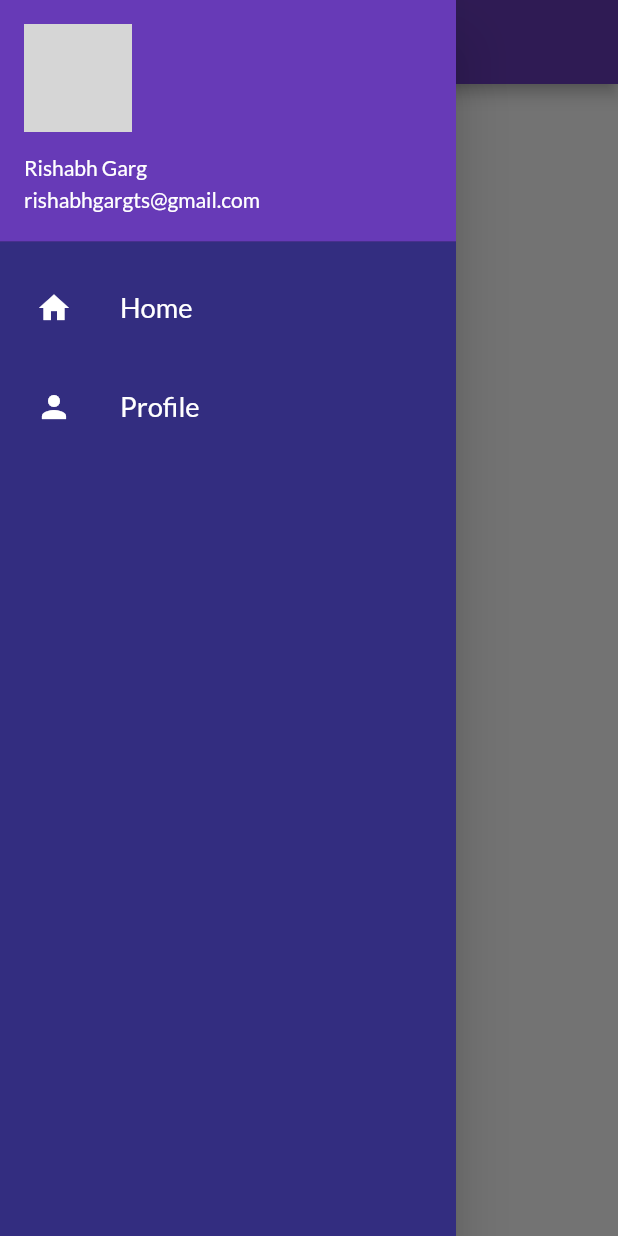
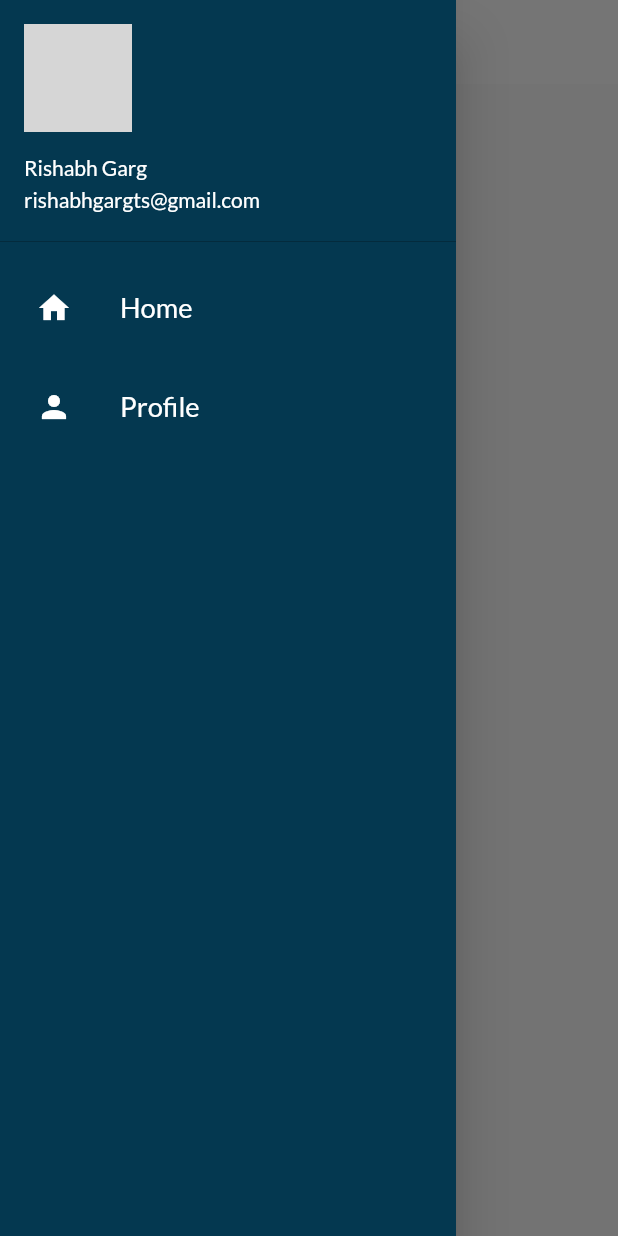
Before and after one commit to rishabh-arch/flutter_learnings, a Flutter app: the screen it shows after launch, with the side drawer open, on a phone screen of 412 x 824 dp. Run offline on Flutter 3.47's test engine with Material 2 defaults, Android fonts, the phone set to English and light mode, and no system bars; our stand-ins replace google_fonts; network calls fail; grey boxes are pictures that could not be loaded.

Commit message:
sidebar color setting

```diff
--- a/lib/main.dart
+++ b/lib/main.dart
@@ -27,6 +27,19 @@ class MyApp extends StatelessWidget {
         textTheme: GoogleFonts.latoTextTheme(
           Theme.of(context).textTheme,
         ),
+        appBarTheme:const AppBarTheme(
+          color: Colors.white,
+          elevation: 0.0,
+          iconTheme: IconThemeData(
+            color: Colors.black,
+          ),
+          titleTextStyle: TextStyle(
+            color: Colors.black,
+            fontSize: 20,
+            // alignSelf: Alignment.center,
+
+          ),
+        ),
       ),
       darkTheme:  ThemeData(
    brightness: Brightness.dark,
--- a/lib/pages/home_page.dart
+++ b/lib/pages/home_page.dart
@@ -11,19 +11,26 @@ class HomePage extends StatelessWidget {
     return Scaffold(
       appBar: AppBar(
         title: const Text('Khamakha'),
-        // centerTitle: true,
+        centerTitle: true,
         // backgroundColor: Color.fromARGB(255, 51, 45, 128),
       ),
       body: Center(
         // child: Text('Hello World!',
         //   style: Theme.of(context).textTheme.headline4,
         // ),
-        child: RaisedButton(
-          child: Text('Go to Login Page'),
+        child:ElevatedButton(
           onPressed: () {
             Navigator.pushNamed(context, '/login');
           },
+          child: const Text('Login'),
         ),
+
+        // child: RaisedButton(
+        //   child: Text('Go to Login Page'),
+        //   onPressed: () {
+        //     Navigator.pushNamed(context, '/login');
+        //   },
+        // ),
       ),
       drawer: MyDrawer(),
     );
--- a/lib/widgets/drawer.dart
+++ b/lib/widgets/drawer.dart
@@ -8,7 +8,7 @@ class MyDrawer extends StatelessWidget {
     const imageUrl =
         "https://external-content.duckduckgo.com/iu/?u=https%3A%2F%2Fwww.pngarts.com%2Ffiles%2F5%2FUser-Avatar-PNG-Transparent-Image.png&f=1&nofb=1";
     return Drawer(
-      backgroundColor: Color.fromARGB(255, 51, 45, 128),
+      backgroundColor: const Color.fromARGB(255, 4, 56, 80),
       // 673ab7
       child: ListView(
         // padding: EdgeInsets.zero,
@@ -18,7 +18,11 @@ class MyDrawer extends StatelessWidget {
         children: <Widget>[
           const DrawerHeader(
             padding: EdgeInsets.zero,
+
             child: UserAccountsDrawerHeader(
+                decoration: BoxDecoration(
+        color: Colors.transparent
+      ),
               margin: EdgeInsets.zero,
               accountName: Text("Rishabh Garg"),
               accountEmail: Text("rishabhgargts@gmail.com"),
```
